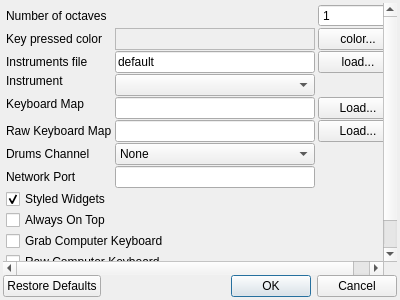
Old version of the form trunk/desktop/src/preferences.ui in the repository svn2github/vmpk.
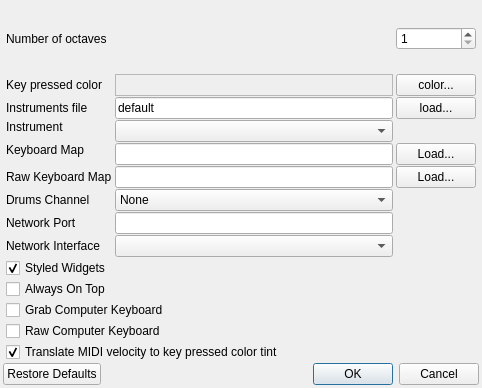
New version of the form. Icons and pictures are not drawn.

Commit message: * Overhauled UDP Multicast support for Qt 4.8 * new setting: network interface

```diff
--- a/trunk/desktop/src/preferences.ui
+++ b/trunk/desktop/src/preferences.ui
@@ -23,8 +23,8 @@
    <rect>
     <x>0</x>
     <y>0</y>
-    <width>400</width>
-    <height>300</height>
+    <width>482</width>
+    <height>388</height>
    </rect>
   </property>
   <property name="windowTitle">
@@ -54,8 +54,8 @@
        <rect>
         <x>0</x>
         <y>0</y>
-        <width>394</width>
-        <height>271</height>
+        <width>476</width>
+        <height>355</height>
        </rect>
       </property>
       <layout class="QGridLayout" name="gridLayout">
@@ -378,7 +378,7 @@
        <item row="8" column="1">
         <widget class="QLineEdit" name="txtNetworkPort"/>
        </item>
-       <item row="9" column="0">
+       <item row="10" column="0">
         <widget class="QCheckBox" name="chkStyledKnobs">
          <property name="whatsThis">
           <string>Change the widget (knobs, switches) style, either using the custom look or reverting to the style selected in qtconfig.</string>
@@ -391,7 +391,7 @@
          </property>
         </widget>
        </item>
-       <item row="10" column="0">
+       <item row="11" column="0">
         <widget class="QCheckBox" name="chkAlwaysOnTop">
          <property name="whatsThis">
           <string>Check this box to keep the keyboard window always visible, on top of other windows.</string>
@@ -401,7 +401,7 @@
          </property>
         </widget>
        </item>
-       <item row="12" column="0" colspan="2">
+       <item row="13" column="0" colspan="2">
         <widget class="QCheckBox" name="chkRawKeyboard">
          <property name="whatsThis">
           <string>&lt;!DOCTYPE HTML PUBLIC &quot;-//W3C//DTD HTML 4.0//EN&quot; &quot;http://www.w3.org/TR/REC-html40/strict.dtd&quot;&gt;
@@ -418,7 +418,7 @@
          </property>
         </widget>
        </item>
-       <item row="13" column="0" colspan="2">
+       <item row="14" column="0" colspan="2">
         <widget class="QCheckBox" name="chkVelocityColor">
          <property name="text">
           <string>Translate MIDI velocity to key pressed color tint</string>
@@ -428,7 +428,7 @@
          </property>
         </widget>
        </item>
-       <item row="11" column="0" colspan="2">
+       <item row="12" column="0" colspan="2">
         <widget class="QCheckBox" name="chkGrabKb">
          <property name="whatsThis">
           <string>&lt;!DOCTYPE HTML PUBLIC &quot;-//W3C//DTD HTML 4.0//EN&quot; &quot;http://www.w3.org/TR/REC-html40/strict.dtd&quot;&gt;
@@ -442,6 +442,16 @@
          </property>
         </widget>
        </item>
+       <item row="9" column="0">
+        <widget class="QLabel" name="lblNetworkIface">
+         <property name="text">
+          <string>Network Interface</string>
+         </property>
+        </widget>
+       </item>
+       <item row="9" column="1">
+        <widget class="QComboBox" name="cboNetworkIface"/>
+       </item>
       </layout>
      </widget>
     </widget>
```
The commit also changes 8 other files.
